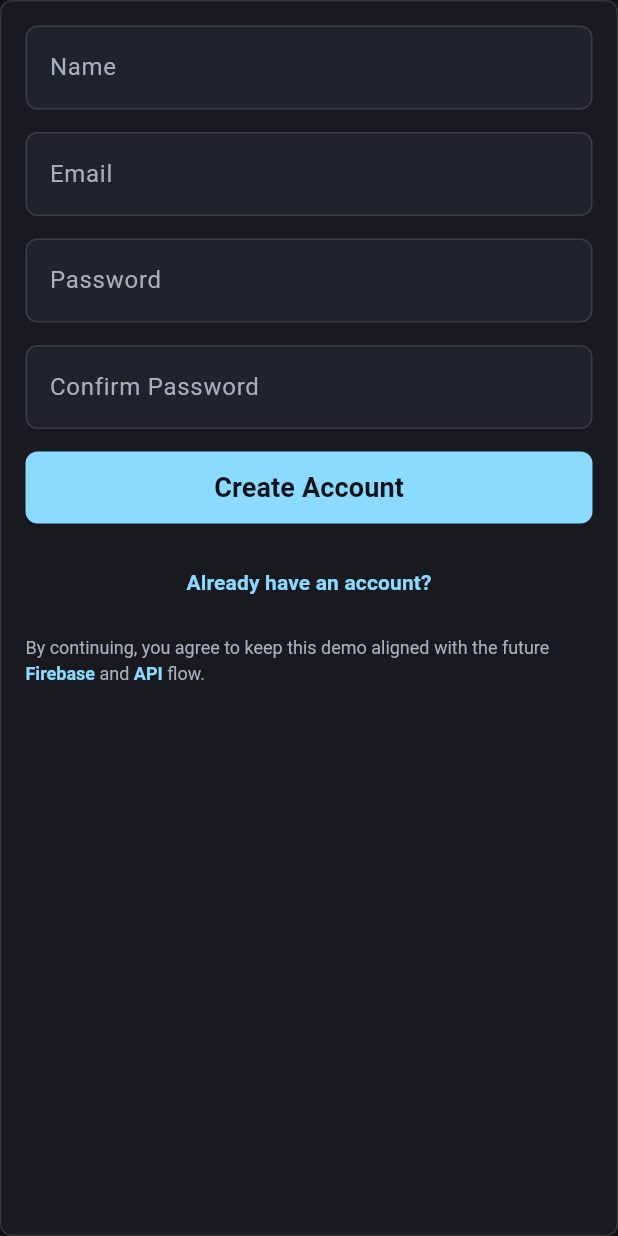
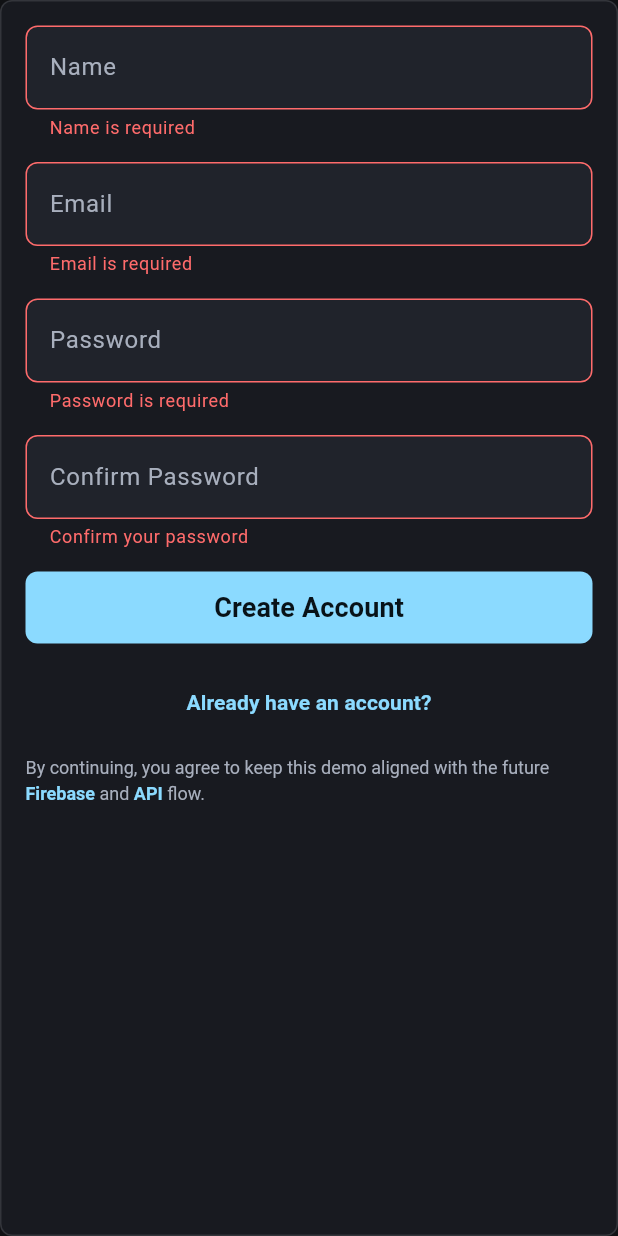
Before and after one commit to yanlimabarbosa/flutter-learning, a Flutter app: the SignupFormCard widget shown alone on an empty page, opened directly, after a tap on "Create Account", on a phone screen of 412 x 824 dp. Run offline on Flutter 3.47's test engine with Material 3 defaults, Android fonts, the phone set to English and light mode, and no system bars; our stand-ins replace firebase_auth, firebase_core, flutter_bloc, lottie, shared_preferences; accounts and stored records are empty; statements that could not run were skipped.

Commit message:
feat(auth): wire signup form submission

```diff
--- a/projects/new-project-to-learn-for-work/content_hub/lib/views/pages/signup/widgets/signup_form_card_widget.dart
+++ b/projects/new-project-to-learn-for-work/content_hub/lib/views/pages/signup/widgets/signup_form_card_widget.dart
@@ -1,13 +1,61 @@
+import 'package:content_hub/cubits/authentication_cubit/authentication_cubit.dart';
+import 'package:content_hub/cubits/authentication_cubit/authentication_state.dart';
+import 'package:content_hub/ui/auth_error_message_widget.dart';
+import 'package:content_hub/ui/loading_submit_button_widget.dart';
+import 'package:content_hub/validations/validate_confirm_password.dart';
+import 'package:content_hub/validations/validate_email.dart';
+import 'package:content_hub/validations/validate_name.dart';
+import 'package:content_hub/validations/validate_password.dart';
 import 'package:content_hub/views/pages/login/login_page.dart';
 import 'package:flutter/cupertino.dart';
 import 'package:flutter/material.dart';
+import 'package:flutter_bloc/flutter_bloc.dart';
 
-class SignupFormCard extends StatelessWidget {
+class SignupFormCard extends StatefulWidget {
   const SignupFormCard({super.key});
+
+  @override
+  State<SignupFormCard> createState() => _SignupFormCardState();
+}
+
+class _SignupFormCardState extends State<SignupFormCard> {
+  final _formKey = GlobalKey<FormState>();
+
+  final _nameController = TextEditingController();
+  final _emailController = TextEditingController();
+  final _passwordController = TextEditingController();
+  final _confirmPasswordController = TextEditingController();
+
+  void _handleSubmit() {
+    final isValid = _formKey.currentState?.validate() ?? false;
+
+    if (!isValid) return;
+
+    context.read<AuthenticationCubit>().signUp(
+      email: _emailController.text.trim(),
+      password: _passwordController.text,
+    );
+  }
+
+  @override
+  void dispose() {
+    _nameController.dispose();
+    _emailController.dispose();
+    _passwordController.dispose();
+    _confirmPasswordController.dispose();
+    super.dispose();
+  }
 
   @override
   Widget build(BuildContext context) {
     final colors = Theme.of(context).colorScheme;
+
+    return BlocBuilder<AuthenticationCubit, AuthenticationState>(
+      builder: (context, state) {
+        final isLoading = state is AuthenticationLoading;
+        final errorMessage = state is AuthenticationFailure
+            ? state.message
+            : null;
 
         return Container(
           padding: EdgeInsets.all(16),
@@ -18,24 +66,50 @@ class SignupFormCard extends StatelessWidget {
             borderRadius: BorderRadius.all(Radius.circular(8)),
           ),
           child: Form(
+            key: _formKey,
             child: Column(
               children: [
-            TextFormField(decoration: InputDecoration(hintText: 'Name')),
-            SizedBox(height: 15),
-            TextFormField(decoration: InputDecoration(hintText: 'Email')),
-            SizedBox(height: 15),
-            TextFormField(decoration: InputDecoration(hintText: "Password")),
+                TextFormField(
+                  controller: _nameController,
+                  decoration: InputDecoration(hintText: 'Name'),
+                  textInputAction: TextInputAction.next,
+                  validator: validateName,
+                ),
                 SizedBox(height: 15),
                 TextFormField(
-              decoration: InputDecoration(hintText: "Confirm Password"),
+                  controller: _emailController,
+                  decoration: InputDecoration(hintText: 'Email'),
+                  keyboardType: TextInputType.emailAddress,
+                  textInputAction: TextInputAction.next,
+                  validator: validateEmail,
                 ),
                 SizedBox(height: 15),
-            FilledButton(
-              onPressed: () {},
-              child: Text(
-                "Create Account",
-                style: TextStyle(fontWeight: FontWeight.bold, fontSize: 18),
+                TextFormField(
+                  controller: _passwordController,
+                  decoration: InputDecoration(hintText: "Password"),
+                  obscureText: true,
+                  textInputAction: TextInputAction.next,
+                  validator: validatePassword,
                 ),
+                SizedBox(height: 15),
+                TextFormField(
+                  controller: _confirmPasswordController,
+                  decoration: InputDecoration(hintText: "Confirm Password"),
+                  obscureText: true,
+                  textInputAction: TextInputAction.done,
+                  validator: (value) {
+                    return validateConfirmPassword(
+                      value,
+                      _passwordController.text,
+                    );
+                  },
+                ),
+                SizedBox(height: 15),
+                AuthErrorMessage(message: errorMessage),
+                LoadingSubmitButton(
+                  label: 'Create Account',
+                  isLoading: isLoading,
+                  onPressed: _handleSubmit,
                 ),
                 SizedBox(height: 15),
                 TextButton(
@@ -90,5 +164,7 @@ class SignupFormCard extends StatelessWidget {
             ),
           ),
         );
+      },
+    );
   }
 }
```
Lines whose indentation alone changed are shown as unchanged.
